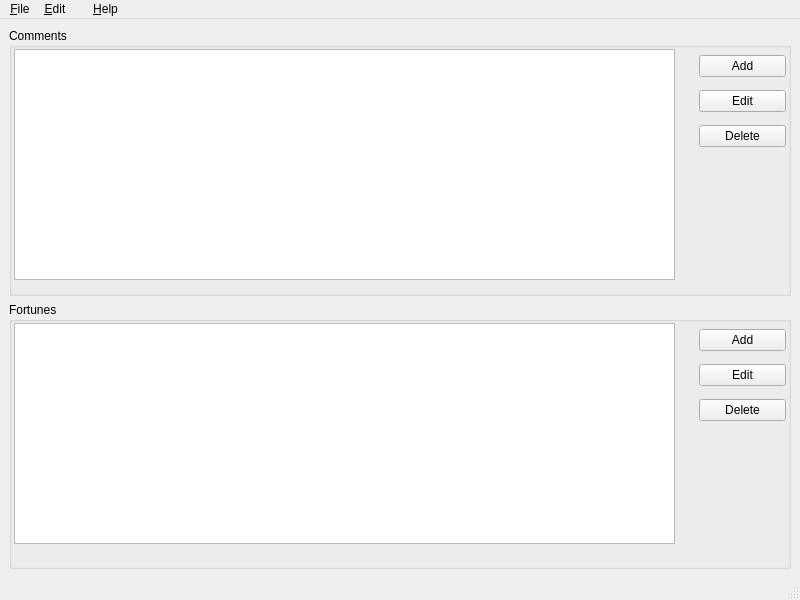
First picture: the form in src/mainwindow.ui, repository Dyrcona/omiquji, before the edit.
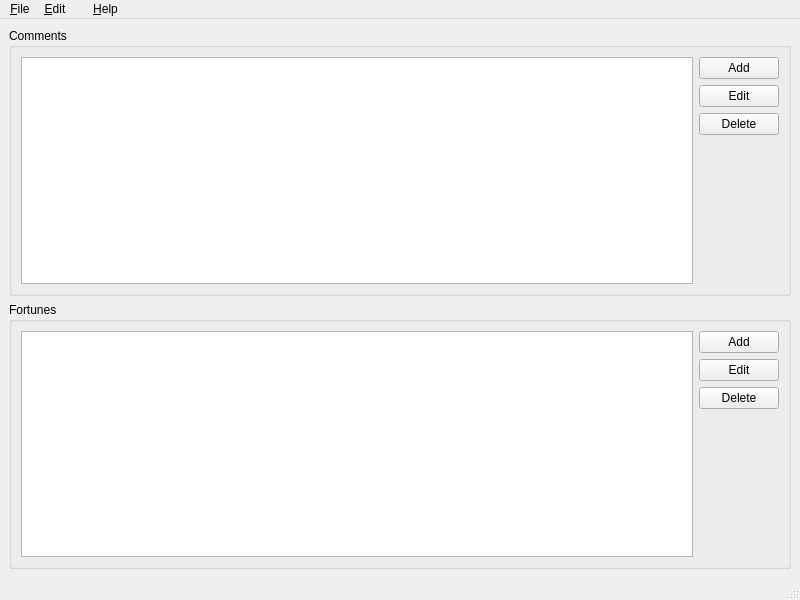
Second picture: the form after the edit. Icons and pictures are not drawn.

Commit message:
Fix MainWindow Layout
* Add vertical layout to the central widget.
* Add grid layouts to the group box widgets.
* Add vertical spacers to button vertical layouts.
* Set minimum width and height for group box widgets.
* Set minimum width and height for window central widget.

```diff
--- a/src/mainwindow.ui
+++ b/src/mainwindow.ui
@@ -10,6 +10,12 @@
     <height>600</height>
    </rect>
   </property>
+  <property name="minimumSize">
+   <size>
+    <width>800</width>
+    <height>600</height>
+   </size>
+  </property>
   <property name="windowTitle">
    <string>omiquji</string>
   </property>
@@ -18,32 +24,27 @@
     <normaloff>:/images/omiquji.png</normaloff>:/images/omiquji.png</iconset>
   </property>
   <widget class="QWidget" name="centralwidget">
-   <layout class="QGridLayout" name="gridLayout">
-    <item row="0" column="0">
+   <layout class="QVBoxLayout" name="verticalLayout_3">
+    <item>
      <widget class="QGroupBox" name="commentBox">
+      <property name="minimumSize">
+       <size>
+        <width>782</width>
+        <height>266</height>
+       </size>
+      </property>
       <property name="title">
        <string>Comments</string>
       </property>
-      <widget class="QListWidget" name="commentList">
-       <property name="geometry">
-        <rect>
-         <x>5</x>
-         <y>21</y>
-         <width>661</width>
-         <height>231</height>
-        </rect>
-       </property>
-      </widget>
-      <widget class="QWidget" name="layoutWidget">
-       <property name="geometry">
-        <rect>
-         <x>690</x>
-         <y>20</y>
-         <width>87</width>
-         <height>107</height>
-        </rect>
-       </property>
+      <layout class="QGridLayout" name="gridLayout">
+       <item row="0" column="0">
+        <widget class="QListWidget" name="commentList"/>
+       </item>
+       <item row="0" column="1">
        <layout class="QVBoxLayout" name="verticalLayout">
+         <property name="sizeConstraint">
+          <enum>QLayout::SetDefaultConstraint</enum>
+         </property>
         <item>
          <widget class="QPushButton" name="addCommentButton">
           <property name="text">
@@ -65,35 +66,44 @@
           </property>
          </widget>
         </item>
-       </layout>
-      </widget>
-     </widget>
+         <item>
+          <spacer name="verticalSpacer">
+           <property name="orientation">
+            <enum>Qt::Vertical</enum>
+           </property>
+           <property name="sizeHint" stdset="0">
+            <size>
+             <width>20</width>
+             <height>40</height>
+            </size>
+           </property>
+          </spacer>
+         </item>
+        </layout>
+       </item>
+      </layout>
+     </widget>
     </item>
-    <item row="1" column="0">
+    <item>
      <widget class="QGroupBox" name="fortuneBox">
+      <property name="minimumSize">
+       <size>
+        <width>782</width>
+        <height>266</height>
+       </size>
+      </property>
       <property name="title">
        <string>Fortunes</string>
       </property>
-      <widget class="QListWidget" name="fortuneList">
-       <property name="geometry">
-        <rect>
-         <x>5</x>
-         <y>21</y>
-         <width>661</width>
-         <height>221</height>
-        </rect>
-       </property>
-      </widget>
-      <widget class="QWidget" name="layoutWidget">
-       <property name="geometry">
-        <rect>
-         <x>690</x>
-         <y>20</y>
-         <width>87</width>
-         <height>107</height>
-        </rect>
-       </property>
+      <layout class="QGridLayout" name="gridLayout_2">
+       <item row="0" column="0">
+        <widget class="QListWidget" name="fortuneList"/>
+       </item>
+       <item row="0" column="1">
        <layout class="QVBoxLayout" name="verticalLayout_2">
+         <property name="sizeConstraint">
+          <enum>QLayout::SetDefaultConstraint</enum>
+         </property>
         <item>
          <widget class="QPushButton" name="addFortuneButton">
           <property name="text">
@@ -115,8 +125,22 @@
           </property>
          </widget>
         </item>
-       </layout>
-      </widget>
+         <item>
+          <spacer name="verticalSpacer_2">
+           <property name="orientation">
+            <enum>Qt::Vertical</enum>
+           </property>
+           <property name="sizeHint" stdset="0">
+            <size>
+             <width>20</width>
+             <height>40</height>
+            </size>
+           </property>
+          </spacer>
+         </item>
+        </layout>
+       </item>
+      </layout>
      </widget>
     </item>
    </layout>
```
Left out of the diff: 2 changed lines with no effect on the pictures. Lines whose indentation alone changed are shown as unchanged.
